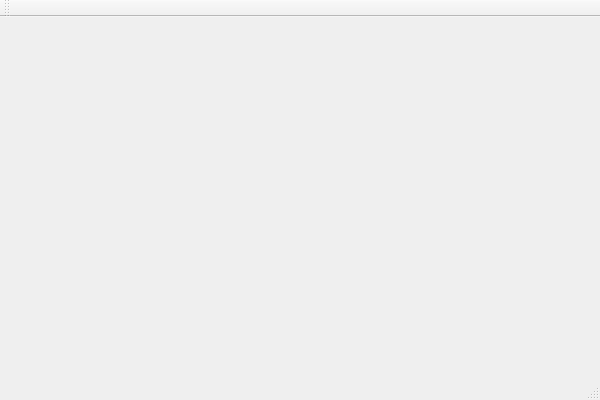
acforu/XmlDiff, file diffui.ui: the form before one commit.
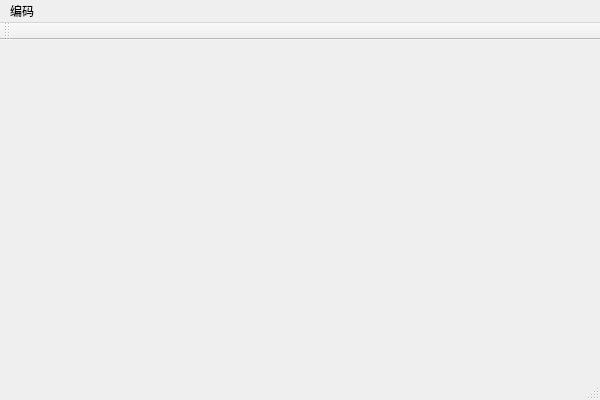
The form after the commit.

```diff
--- a/diffui.ui
+++ b/diffui.ui
@@ -23,6 +23,14 @@
      <height>23</height>
     </rect>
    </property>
+   <widget class="QMenu" name="menu">
+    <property name="title">
+     <string>编码</string>
+    </property>
+    <addaction name="actionUtf_8"/>
+    <addaction name="actionANSI"/>
+   </widget>
+   <addaction name="menu"/>
   </widget>
   <widget class="QToolBar" name="mainToolBar">
    <attribute name="toolBarArea">
```
Left out of the diff: 10 changed lines with no effect on the pictures.
